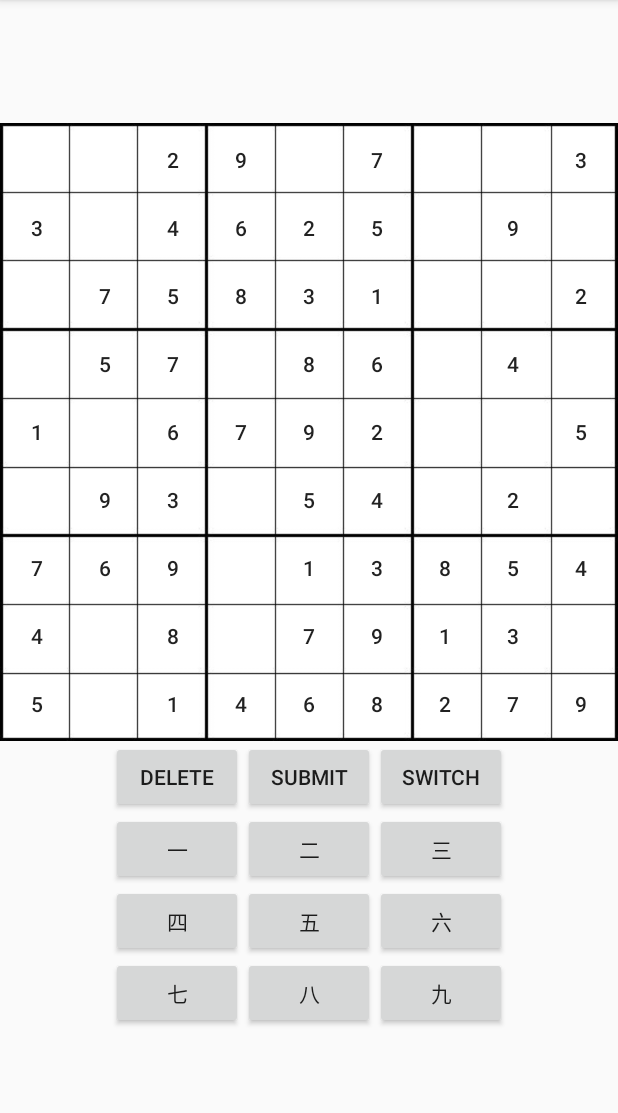
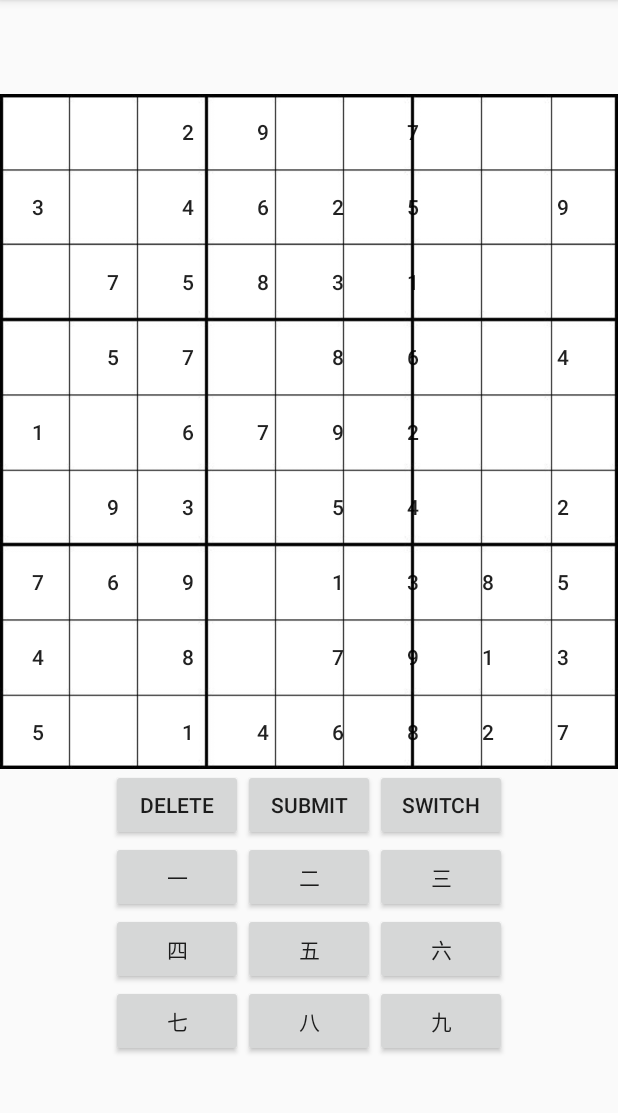
Before and after one commit to jmwu1997/Language-Sudoku, an Android app: the screen it shows after launch (MainActivity), on a phone screen of 412 x 824 dp, the part 84-1197 px from its top. Run offline under Robolectric (Android 15) with nearby library versions, the phone set to English and light mode, and no system bars.

Commit message:
Refactor:GridLayout instead of tableLayout, slight alignment change

```diff
--- a/SudokuETA/app/src/main/java/eta/sudoku/MainActivity.java
+++ b/SudokuETA/app/src/main/java/eta/sudoku/MainActivity.java
@@ -5,6 +5,7 @@ import android.os.Bundle;
 import android.util.Log;
 import android.view.View;
 import android.widget.Button;
+import android.widget.GridLayout;
 import android.widget.TableLayout;
 import android.widget.TableRow;
 import android.widget.Toast;
@@ -65,9 +66,10 @@ public class MainActivity extends AppCompatActivity {
         super.onCreate(savedInstanceState);
         setContentView(R.layout.activity_main);
 
-        TableLayout tblLayout = (TableLayout)findViewById(R.id.boardTable);
 
-        mTestPuzzle = new Puzzle(mPuzzle, mVocabs, tblLayout, this);
+        GridLayout puzzleBoardGrid = (GridLayout) findViewById(R.id.boardTable2);
+
+        mTestPuzzle = new Puzzle(mPuzzle, mVocabs, puzzleBoardGrid, this);
 
         // Set listeners for all buttons in selection then store in selectionButton[]
         TableLayout selectionLayout = (TableLayout)findViewById(R.id.selectionTable);
@@ -123,9 +125,7 @@ public class MainActivity extends AppCompatActivity {
     public void generatePuzzle(){
 
         //getting buttons from layout and set words
-        TableLayout mTableLayout = (TableLayout)findViewById(R.id.boardTable);
-
-        mTestPuzzle.genRandomPuzzle(mVocabs, langIndex, mTableLayout);
+        mTestPuzzle.genRandomPuzzle(mVocabs, langIndex);
 
     }
     public void submit(){
--- a/SudokuETA/app/src/main/java/eta/sudoku/Puzzle.java
+++ b/SudokuETA/app/src/main/java/eta/sudoku/Puzzle.java
@@ -1,20 +1,21 @@
 package eta.sudoku;
-
+//model class
 import android.content.Context;
 import android.content.res.Resources;
 import android.graphics.Color;
-import android.graphics.Typeface;
 import android.util.TypedValue;
 import android.view.Gravity;
 import android.view.View;
 import android.view.ViewGroup;
 import android.widget.Button;
+import android.widget.GridLayout;
 import android.widget.TableLayout;
 import android.widget.TableRow;
 
 
 import java.util.Arrays;
 import java.util.Random;
+
 
 
 public class Puzzle {
@@ -36,42 +37,49 @@ public class Puzzle {
 
     private int selectedInd = -1;
 
-    public Puzzle(int[][] savedPuzzle, Vocab[] vocab, TableLayout table, Context context) {//construct with a pre-generated puzzle
+    public Puzzle(int[][] savedPuzzle, Vocab[] vocab, GridLayout grid, Context context) {//construct with a pre-generated puzzle
         createPuzzle(savedPuzzle);
         mVocabs = vocab;
-        createButton(mPuzzleLang, table, context);
+        createButton(mPuzzleLang, grid, context);
     }
 
     public void createPuzzle(int[][] savedPuzzle) {//create puzzle with a pre-generated puzzle(number ranging from 1-9, 0 for blank
         mPuzzle = savedPuzzle;
     }
 
-    public void createButton(int initLang, TableLayout table, Context context) {
+
+
+
+    public void createButton(int initLang, GridLayout grid, final Context context) {
         //programmatically create buttons in the table(layout)
         Resources r = context.getResources();
         //converting dp to pixel
         float mDp2Px = TypedValue.applyDimension(TypedValue.COMPLEX_UNIT_DIP, 1, r.getDisplayMetrics());
-
         for (int i = 0; i < 9; i++) {
-            TableRow mTblRow = new TableRow(context);
-            mTblRow.setGravity(Gravity.CENTER); //set gravity:center
-            table.addView(mTblRow);
+            //TableRow mTblRow = new TableRow(context);
+            //mTblRow.setGravity(Gravity.CENTER); //set gravity:center
+            //grid.addView(mTblRow);
 
             for (int j = 0; j < 9; j++) {
                 final int row = i;
                 final int col = j;
-                Button mButton = new Button(context);
+                final Button mButton = new Button(context);
                 mButton.setText(mVocabs[mPuzzle[i][j]].getWord(initLang));
 
-                mTblRow.addView(mButton);
+                grid.addView(mButton);
                 //set layout height and width for puzzle buttons
                 ViewGroup.LayoutParams mButtonLayoutParams = mButton.getLayoutParams();
                 mButtonLayoutParams.height = (int) (40 * mDp2Px); //android:layout_height="40dp"
                 mButtonLayoutParams.width = (int) (40 * mDp2Px); //android:layout_width="40dp"
                 //set layout margin for puzzle buttons
                 ViewGroup.MarginLayoutParams mButtonMarginLayoutParams = (ViewGroup.MarginLayoutParams) mButton.getLayoutParams();
-                mButtonMarginLayoutParams.setMargins((int) (3 * mDp2Px), (int) (3 * mDp2Px), (int) (3 * mDp2Px), (int) (3 * mDp2Px));
-                mButton.setLayoutParams(mButtonMarginLayoutParams);
+                //mButtonMarginLayoutParams.setMargins((int) (3 * mDp2Px), (int) (3 * mDp2Px), (int) (3 * mDp2Px), (int) (3 * mDp2Px));
+                mButtonMarginLayoutParams.setMargins(8,8,7,7);
+                mButton.setGravity(Gravity.CENTER);
+                mButton.setShadowLayer(0,0,0, Color.alpha(0));
+                //mButton.setLayoutParams(mButtonMarginLayoutParams);
+
+                mButton.setPadding(0,0,0,0);
                 //decapitalize button text
                 mButton.setTransformationMethod(null);
 
@@ -91,7 +99,6 @@ public class Puzzle {
         }
 
     }
-
 
 
     public void switchLang(TableLayout selectionTable , int newPuzzleLang, int newSelLang){
@@ -148,7 +155,7 @@ public class Puzzle {
     }
 
     // TODO: Can be more efficient? (positions generated might overlap)
-    public void genRandomPuzzle(Vocab[] vocabs, int initLang, TableLayout table) {//generate puzzle from random difficulty with bounds defined in this class
+    public void genRandomPuzzle(Vocab[] vocabs, int initLang) {//generate puzzle from random difficulty with bounds defined in this class
         Random r = new Random();
         // pick random difficulty(relating the # of blank cells)
         int difficulty = r.nextInt(max-min) + min;
--- a/SudokuETA/app/src/main/java/eta/sudoku/Vocab.java
+++ b/SudokuETA/app/src/main/java/eta/sudoku/Vocab.java
@@ -1,5 +1,5 @@
 package eta.sudoku;
-
+//model class
 public class Vocab {
     //Class of words in different languages with same meaning
     private int mNumLang=2; //# of languages
--- a/SudokuETA/app/src/main/res/layout/activity_main.xml
+++ b/SudokuETA/app/src/main/res/layout/activity_main.xml
@@ -20,12 +20,18 @@
             android:scaleType="fitXY"
             app:srcCompat="@drawable/sudokuboard" />
 
-        <TableLayout
-            android:id="@+id/boardTable"
+        <GridLayout
+            android:id="@+id/boardTable2"
             android:layout_width="match_parent"
             android:layout_height="match_parent"
-            android:gravity="center"
-            android:orientation="horizontal"></TableLayout>
+            android:layout_margin="0dp"
+            android:columnCount="9"
+            android:orientation="horizontal"
+            android:padding="0dp"
+            android:rowCount="9">
+
+        </GridLayout>
+
 
     </FrameLayout>
     <LinearLayout
```
